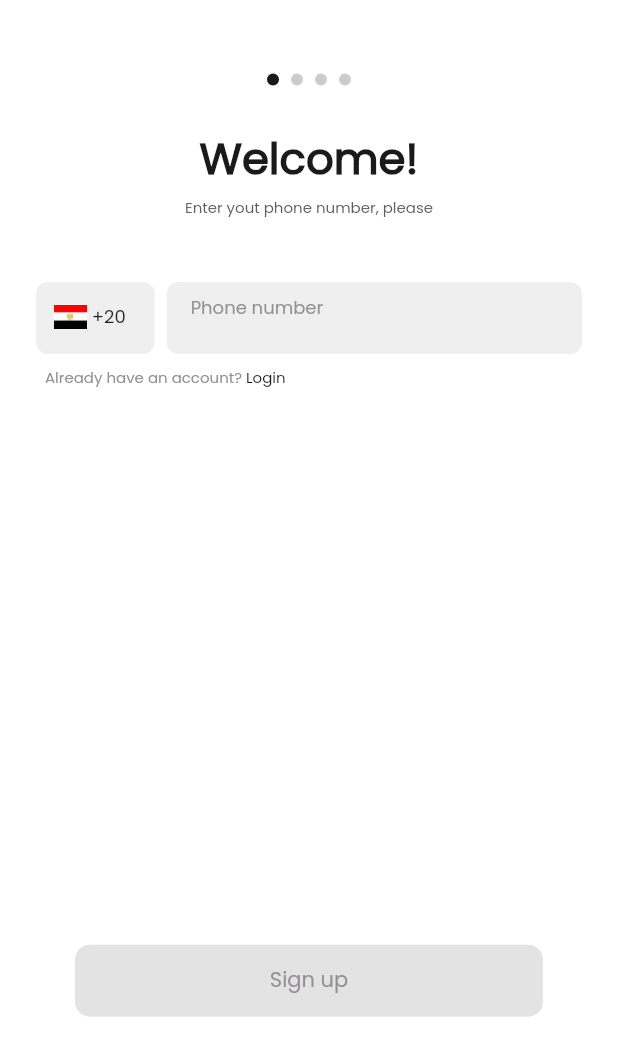
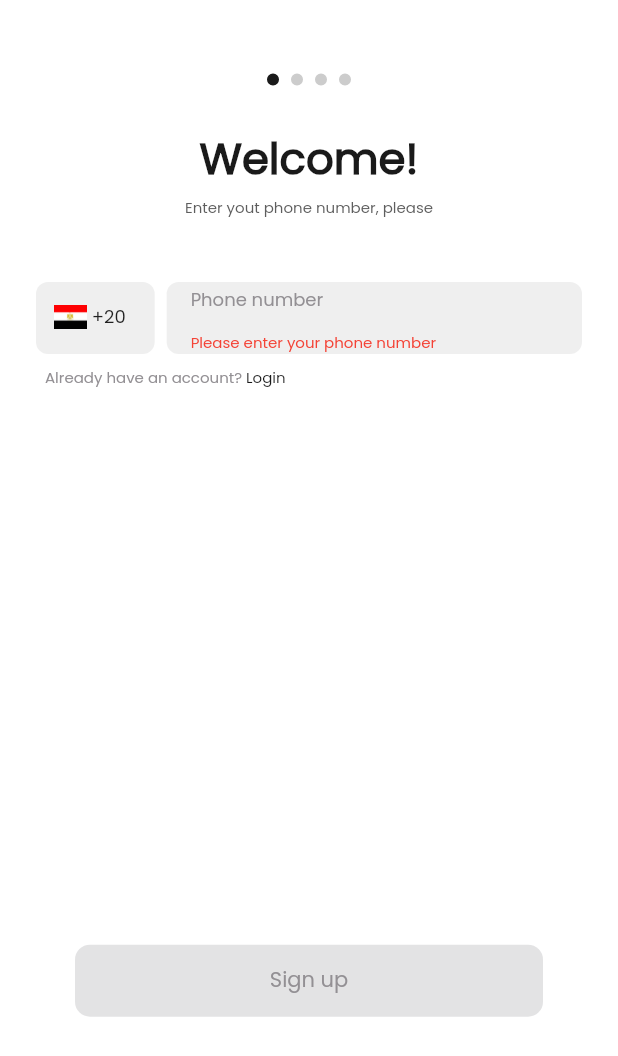
Before and after one commit to Orange-Hackathon/tapcash-Cross-Platform, a Flutter app: the screen it shows after launch, after a tap on "Sign up", on a phone screen of 412 x 824 dp. Shown: the top 1056 px of the screen. Run offline on Flutter 3.47's test engine with Material 2 defaults, Android fonts, the phone set to English and light mode, and no system bars; our stand-ins replace animated_splash_screen, email_validator, hexcolor, pin_code_fields, shared_preferences.

Commit message:
(add): phone number validation

```diff
--- a/orange_hackathon_flutter/lib/views/screens/personal_info_screen.dart
+++ b/orange_hackathon_flutter/lib/views/screens/personal_info_screen.dart
@@ -174,9 +174,10 @@ class PersonalInfoScreen extends StatelessWidget {
                               if (emailController.text != '' &&
                                   firstNameController.text != '' &&
                                   lastNameController.text != '' &&
-                                  EmailValidator.validate(emailController.text))
-                                  pageController.nextPage(
+                                  EmailValidator.validate(emailController.text)) {
+                                pageController.nextPage(
                                     duration: kDuration, curve: kCurve);
+                              }
                             },
                             color: HexColor("#E3E3E4"),
                             textColor: HexColor("#939094"),
--- a/orange_hackathon_flutter/lib/views/screens/phone_number_screen.dart
+++ b/orange_hackathon_flutter/lib/views/screens/phone_number_screen.dart
@@ -1,7 +1,9 @@
 import 'package:flutter/material.dart';
+import 'package:flutter/services.dart';
 import 'package:hexcolor/hexcolor.dart';
 import 'package:orange_hackathon_flutter/constants/constants.dart';
 import 'package:orange_hackathon_flutter/controllers/authentication_controller.dart';
+import 'package:orange_hackathon_flutter/methods/show_snack_bar.dart';
 import 'package:orange_hackathon_flutter/services/authentication_services.dart';
 import 'package:orange_hackathon_flutter/views/screens/login_screen.dart';
 import 'package:orange_hackathon_flutter/views/widgets/default_button.dart';
@@ -11,6 +13,7 @@ import 'package:provider/provider.dart';
 class PhoneNumberScreen extends StatelessWidget {
   late PageController pageController;
   var phoneController = TextEditingController();
+  final GlobalKey<FormState> formKey = GlobalKey<FormState>();
 
   PhoneNumberScreen({super.key, required this.pageController});
 
@@ -24,6 +27,8 @@ class PhoneNumberScreen extends StatelessWidget {
           scrollDirection: Axis.vertical,
           child: SizedBox(
               height: screenHeight * 0.85,
+              child: Form(
+                key: formKey,
                 child: Column(
                   mainAxisAlignment: MainAxisAlignment.start,
                   children: [
@@ -83,7 +88,8 @@ class PhoneNumberScreen extends StatelessWidget {
                                         const Text(
                                           " +20",
                                           style: TextStyle(
-                                          fontSize: 12, fontFamily: 'poppins'),
+                                              fontSize: 12,
+                                              fontFamily: 'poppins'),
                                         )
                                       ],
                                     ),
@@ -102,15 +108,31 @@ class PhoneNumberScreen extends StatelessWidget {
                                 borderRadius: BorderRadius.circular(8.0),
                                 color: HexColor("#EFEFEF"),
                               ),
-                          child: Padding(
-                            padding: const EdgeInsets.only(
-                                top: 14.4, bottom: 14.4, left: 16),
                               child: TextFormField(
+                                inputFormatters: <TextInputFormatter>[
+                                  FilteringTextInputFormatter.digitsOnly,
+                                ],
+                                validator: (val) {
+                                  if (val!.isEmpty) {
+                                    return 'Please enter your phone number';
+                                  } else if (val.length < 11) {
+                                    return 'Your number must not be less than 11 digit';
+                                  } else {
+                                    return null;
+                                  }
+                                },
                                 controller: phoneController,
-                              maxLength: 10,
+                                maxLength: 11,
                                 keyboardType: TextInputType.phone,
                                 cursorColor: Colors.black,
                                 decoration: InputDecoration(
+                                    contentPadding: const EdgeInsets.symmetric(
+                                        vertical: 10.4, horizontal: 16),
+                                    errorStyle: const TextStyle(
+                                        fontFamily: 'poppins',
+                                        fontSize: 10,
+                                        fontWeight: FontWeight.w400,
+                                        color: Colors.red),
                                     counterText: '',
                                     border: InputBorder.none,
                                     hintText: 'Phone number',
@@ -119,7 +141,6 @@ class PhoneNumberScreen extends StatelessWidget {
                                         fontSize: 12,
                                         fontWeight: FontWeight.w400,
                                         color: HexColor("#939094"))),
-                            ),
                               ),
                             ),
                           ),
@@ -165,19 +186,25 @@ class PhoneNumberScreen extends StatelessWidget {
                       //height: 0.48 * screenHeight,
                     ),
                     Padding(
-                    padding:
-                        const EdgeInsets.only(left: 24, right: 24, bottom: 0),
+                        padding: const EdgeInsets.only(
+                            left: 24, right: 24, bottom: 0),
                         child: SizedBox(
                           height: 48,
                           width: 312,
                           child: DefaultButton(
                               onSubmitted: () async {
-                            bool isPhoneAvailable = await value2
-                                .checkAvailablePhone(phoneController.text);
+                                if (formKey.currentState!.validate()) {
+                                  bool isPhoneAvailable =
+                                      await value2.checkAvailablePhone(
+                                          phoneController.text);
 
                                   if (isPhoneAvailable) {
                                     pageController.nextPage(
                                         duration: kDuration, curve: kCurve);
+                                  } else {
+                                    // showToast(
+                                    //     "You already have an account with this number");
+                                  }
                                 }
                               },
                               color: HexColor("#E3E3E4"),
@@ -186,7 +213,7 @@ class PhoneNumberScreen extends StatelessWidget {
                         )),
                   ],
                 ),
-          )),
+              ))),
     );
   }
 }
--- a/orange_hackathon_flutter/pubspec.yaml
+++ b/orange_hackathon_flutter/pubspec.yaml
@@ -45,6 +45,7 @@ dependencies:
   http: ^0.13.5
   flutter_launcher_icons: ^0.12.0
   email_validator: ^2.1.17
+  fluttertoast: ^8.2.1
 
 
 dev_dependencies:
```
Also changed, not shown: orange_hackathon_flutter/lib/methods/show_snack_bar.dart (added, +35 -0 lines), orange_hackathon_flutter/pubspec.lock. Lines whose indentation alone changed are shown as unchanged.
